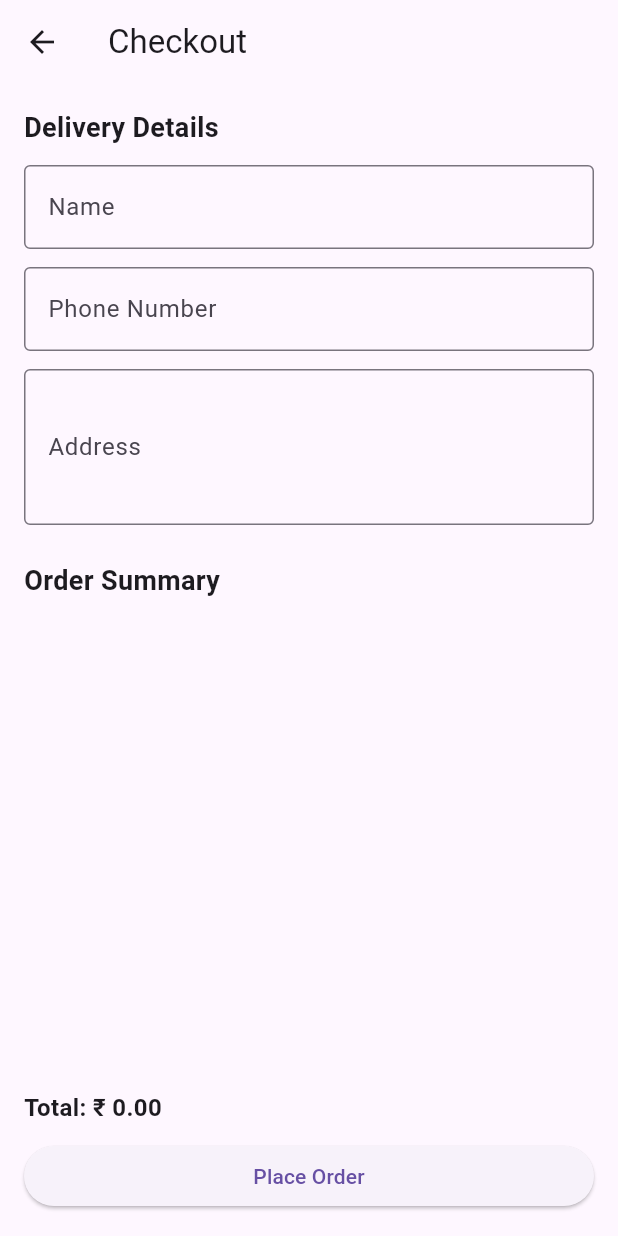
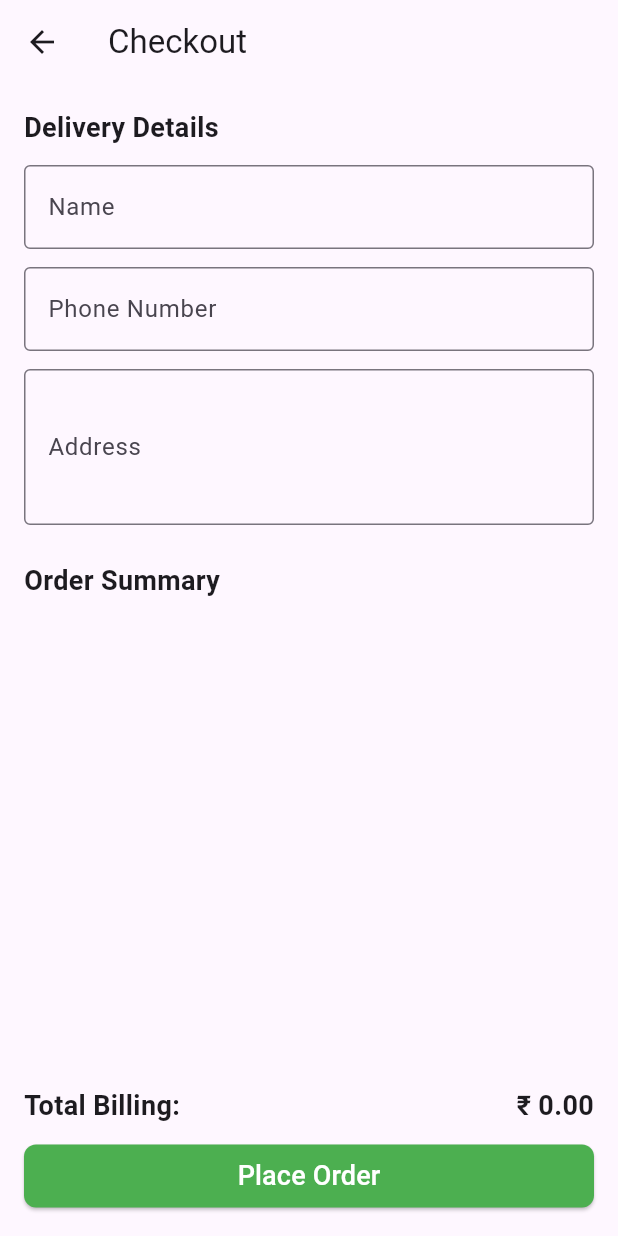
Before and after one commit to divyeshjn/bazarghorr-assessment, a Flutter app: the CheckoutScreen screen opened directly, on a phone screen of 412 x 824 dp. Run offline on Flutter 3.47's test engine with Material 3 defaults, Android fonts, the phone set to English and light mode, and no system bars; our stand-ins replace cloud_firestore, firebase_core; accounts and stored records are empty; network calls fail.

Commit message:
structural  changes made

```diff
--- a/lib/screens/checkout/checkout_screen.dart
+++ b/lib/screens/checkout/checkout_screen.dart
@@ -48,7 +48,7 @@ class _CheckoutScreenState extends State<CheckoutScreen> {
                         border: OutlineInputBorder(),
                       ),
                       validator: (value) =>
-                      value == null || value.isEmpty ? 'Required' : null,
+                          value == null || value.isEmpty ? 'Required' : null,
                       onSaved: (value) => name = value!,
                     ),
                     const SizedBox(height: 12),
@@ -60,8 +60,7 @@ class _CheckoutScreenState extends State<CheckoutScreen> {
                         border: OutlineInputBorder(),
                       ),
                       keyboardType: TextInputType.phone,
-                      validator: (value) =>
-                      value == null || value.length < 10
+                      validator: (value) => value == null || value.length < 10
                           ? 'Enter valid phone'
                           : null,
                       onSaved: (value) => phone = value!,
@@ -76,7 +75,7 @@ class _CheckoutScreenState extends State<CheckoutScreen> {
                       ),
                       maxLines: 3,
                       validator: (value) =>
-                      value == null || value.isEmpty ? 'Required' : null,
+                          value == null || value.isEmpty ? 'Required' : null,
                       onSaved: (value) => address = value!,
                     ),
 
@@ -92,10 +91,11 @@ class _CheckoutScreenState extends State<CheckoutScreen> {
                     const SizedBox(height: 8),
 
                     ...cart.items.values.map(
-                          (item) => ListTile(
+                      (item) => ListTile(
                         title: Text(item.product.title),
                         trailing: Text(
                           '${item.quantity} x ₹${item.product.price}',
+                          style: TextStyle(fontSize: 16),
                         ),
                       ),
                     ),
@@ -108,19 +108,44 @@ class _CheckoutScreenState extends State<CheckoutScreen> {
             Column(
               crossAxisAlignment: CrossAxisAlignment.stretch,
               children: [
-                Text(
-                  'Total: ₹ ${cart.totalPrice.toStringAsFixed(2)}',
-                  style: const TextStyle(
-                    fontSize: 16,
-                    fontWeight: FontWeight.bold,
-                  ),
+                Row(
+                  children: [
+                    const Text(
+                      'Total Billing:',
+                      style: TextStyle(
+                        fontSize: 18,
+                        fontWeight: FontWeight.bold,
+                      ),
+                    ),
+                    const Spacer(),
+                    Text(
+                      '₹ ${cart.totalPrice.toStringAsFixed(2)}',
+                      style: const TextStyle(
+                        fontSize: 18,
+                        fontWeight: FontWeight.bold,
+                      ),
+                    ),
+                  ],
                 ),
                 const SizedBox(height: 10),
                 ElevatedButton(
+                  style: ElevatedButton.styleFrom(
+                    minimumSize: const Size(double.infinity, 42),
+                    shape: RoundedRectangleBorder(
+                      borderRadius: BorderRadius.circular(8),
+                    ),
+                    backgroundColor: Colors.green,
+                  ),
                   onPressed: () {
                     _placeOrder(context);
                   },
-                  child: const Text('Place Order'),
+                  child: const Text(
+                    'Place Order',
+                    style: TextStyle(
+                      color: Colors.white,
+                      fontSize: 18,
+                    ),
+                  ),
                 ),
               ],
             ),
@@ -156,9 +181,9 @@ class _CheckoutScreenState extends State<CheckoutScreen> {
     } catch (e) {
       debugPrint('ORDER ERROR: $e');
 
-      ScaffoldMessenger.of(context).showSnackBar(
-        SnackBar(content: Text('Failed to place order: $e')),
-      );
+      ScaffoldMessenger.of(
+        context,
+      ).showSnackBar(SnackBar(content: Text('Failed to place order: $e')));
     }
   }
 }
--- a/lib/widgets/product_card.dart
+++ b/lib/widgets/product_card.dart
@@ -35,7 +35,7 @@ class ProductCard extends StatelessWidget {
             ),
             const SizedBox(height: 4),
             Text('₹ ${product.price}'),
-            const Spacer(),
+            const SizedBox(height: 8),
             SizedBox(
               width: double.infinity,
               child: ElevatedButton(
```
Also changed, not shown: lib/screens/cart/cart_screen.dart (+9 -22 lines), lib/widgets/cart_item_tile.dart (+45 -0 lines).
